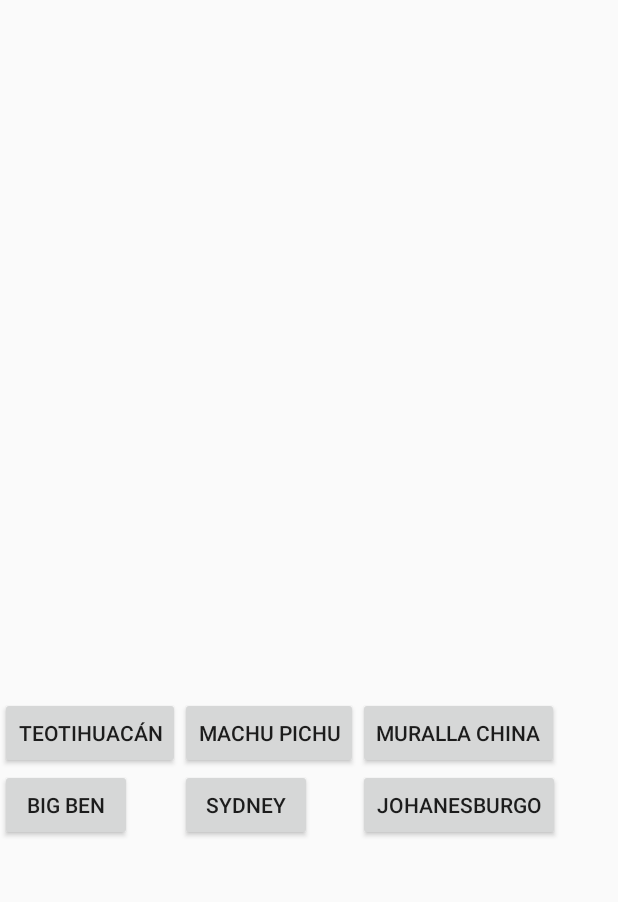
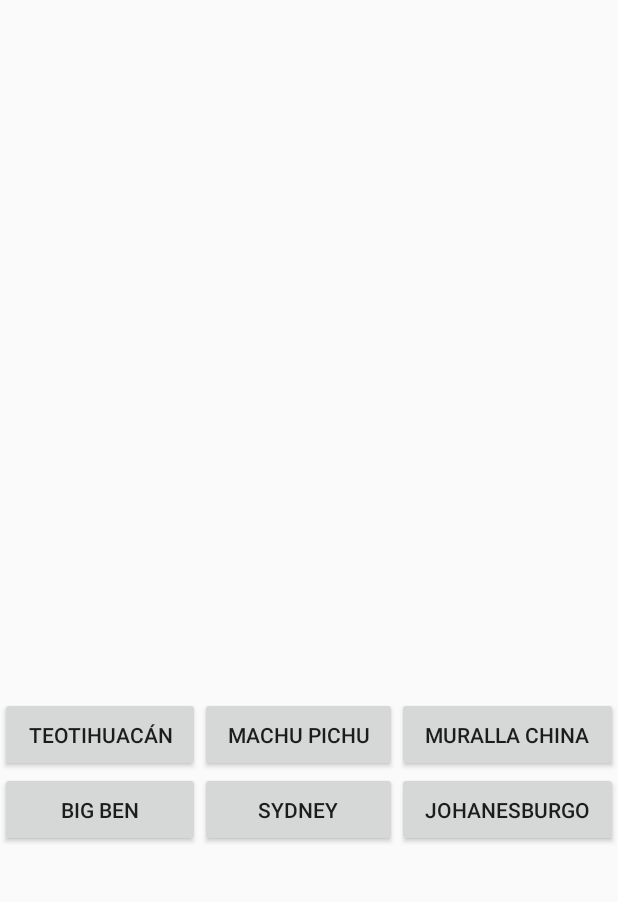
Before and after one commit to jonathanoleaz/Android, an Android app: the screen it shows after launch (MapsActivity), after a tap on "MURALLA CHINA", on a phone screen of 412 x 824 dp, the part 137-1039 px from its top. Run offline under Robolectric (Android 15) with nearby library versions, the light colour scheme and no system bars; 2 statements that could not run were skipped.

```diff
--- a/Curso/Bitmaps/Bitmaps/Mapas/app/src/main/java/com/example/mapas/MapsActivity.java
+++ b/Curso/Bitmaps/Bitmaps/Mapas/app/src/main/java/com/example/mapas/MapsActivity.java
@@ -22,9 +22,12 @@ public class MapsActivity extends AppCompatActivity
 
     private GoogleMap mMap;
 
-    private Button btnMarcador;
-    private Button btnLineas;
-    private Button btnPoligono;
+    private Button btnTeot;
+    private Button btnMachuPichu;
+    private Button btnMuralla;
+    private Button btnBigBen;
+    private Button btnSydney;
+    private Button btnJohanesburgo;
 
     @Override
     protected void onCreate(Bundle savedInstanceState) {
@@ -36,27 +39,51 @@ public class MapsActivity extends AppCompatActivity
 
         mapFragment.getMapAsync(this);
 
-        btnMarcador = (Button)findViewById(R.id.btnMarcador);
-        btnMarcador.setOnClickListener(new View.OnClickListener() {
+        btnTeot = (Button)findViewById(R.id.btnTeot);
+        btnTeot.setOnClickListener(new View.OnClickListener() {
             @Override
             public void onClick(View v) {
-                insertarMarcador();
+                insertarMarcador(0);
             }
         });
 
-        btnLineas = (Button)findViewById(R.id.btnLineas);
-        btnLineas.setOnClickListener(new View.OnClickListener() {
+        btnMachuPichu = (Button)findViewById(R.id.btnMachu);
+        btnMachuPichu.setOnClickListener(new View.OnClickListener() {
             @Override
             public void onClick(View v) {
-                mostrarLineas();
+                insertarMarcador(1);
             }
         });
 
-        btnPoligono = (Button)findViewById(R.id.btnPoligono);
-        btnPoligono.setOnClickListener(new View.OnClickListener() {
+        btnMuralla = (Button)findViewById(R.id.btnMuralla);
+        btnMuralla.setOnClickListener(new View.OnClickListener() {
             @Override
             public void onClick(View v) {
-                mostrarPoligono();
+                insertarMarcador(2);
+            }
+        });
+
+        btnBigBen = (Button)findViewById(R.id.btnBigBen);
+        btnBigBen.setOnClickListener(new View.OnClickListener() {
+            @Override
+            public void onClick(View v) {
+                insertarMarcador(3);
+            }
+        });
+
+        btnSydney = (Button)findViewById(R.id.btnSydney);
+        btnSydney.setOnClickListener(new View.OnClickListener() {
+            @Override
+            public void onClick(View v) {
+                insertarMarcador(4);
+            }
+        });
+
+        btnJohanesburgo = (Button)findViewById(R.id.btnJohan);
+        btnJohanesburgo.setOnClickListener(new View.OnClickListener() {
+            @Override
+            public void onClick(View v) {
+                insertarMarcador(5);
             }
         });
     }
@@ -67,61 +94,38 @@ public class MapsActivity extends AppCompatActivity
 
         mMap.getUiSettings().setMapToolbarEnabled(false);
 
-        mMap.setOnMarkerClickListener(new GoogleMap.OnMarkerClickListener() {
-            public boolean onMarkerClick(Marker marker) {
-                Toast.makeText(
-                        MapsActivity.this,
-                        "Marcador pulsado:\n" +
-                                marker.getTitle(),
-                        Toast.LENGTH_SHORT).show();
-
-                return true;
-            }
-        });
     }
 
-    private void insertarMarcador() {
+    private void insertarMarcador(int punto) {
         System.out.println("insertando punto");
-        LatLng sydney = new LatLng(19, -99);
+        LatLng sitioTuristico=new LatLng(19, -99);;
+        switch (punto){
+            case 0:
+                sitioTuristico = new LatLng(19, -99);
+                break;
+            case 1:
+                sitioTuristico = new LatLng(-13, -72);
+                break;
+
+            case 2:
+                sitioTuristico = new LatLng(40.431908, 116.570374);
+                break;
+            case 3:
+                sitioTuristico = new LatLng(51.500729, -0.124625);
+                break;
+
+            case 4:
+                sitioTuristico = new LatLng(-33.868820, 151.209290);
+                break;
+            case 5:
+                sitioTuristico = new LatLng(-26.201450, 28.045490);
+                break;
+        }
 
         mMap.addMarker(new MarkerOptions()
-                .position(sydney)
-                .title("Pais: Australia"));
-        mMap.moveCamera(CameraUpdateFactory.newLatLng(sydney));
+                .position(sitioTuristico)
+                .title("Sitio turístico"));
+        mMap.moveCamera(CameraUpdateFactory.newLatLng(sitioTuristico));
 
     }
-
-    private void mostrarLineas()
-    {
-        //Dibujo con Lineas
-
-        PolylineOptions lineas = new PolylineOptions()
-                .add(new LatLng(45.0, -12.0))
-                .add(new LatLng(45.0, 5.0))
-                .add(new LatLng(34.5, 5.0))
-                .add(new LatLng(34.5, -12.0))
-                .add(new LatLng(45.0, -12.0));
-
-        lineas.width(8);
-        lineas.color(Color.RED);
-
-        mMap.addPolyline(lineas);
-    }
-
-    private void mostrarPoligono()
-    {
-        //Dibujo con Poligonos
-
-        PolygonOptions rectangulo = new PolygonOptions()
-                .add(new LatLng(45.0, -12.0),
-                        new LatLng(45.0, 5.0),
-                        new LatLng(34.5, 5.0),
-                        new LatLng(34.5, -12.0),
-                        new LatLng(45.0, -12.0));
-
-        rectangulo.strokeWidth(8);
-        rectangulo.strokeColor(Color.RED);
-
-        mMap.addPolygon(rectangulo);
-    }
 }
--- a/Curso/Bitmaps/Bitmaps/Mapas/app/src/main/res/layout/activity_maps.xml
+++ b/Curso/Bitmaps/Bitmaps/Mapas/app/src/main/res/layout/activity_maps.xml
@@ -2,6 +2,7 @@
 <LinearLayout xmlns:android="http://schemas.android.com/apk/res/android"
     android:layout_width="fill_parent"
     android:layout_height="fill_parent"
+
     android:orientation="vertical" >
 
     <fragment
@@ -10,7 +11,7 @@
         android:layout_width="match_parent"
         android:layout_height="500dp"
 
-        android:layout_below="@id/btnMarcador" />
+        android:layout_below="@id/btnTeot" />
 
     <GridLayout
         android:layout_width="match_parent"
@@ -20,39 +21,51 @@
         android:rowCount="2">
 
         <Button
-            android:id="@+id/btnMarcador"
+            android:id="@+id/btnTeot"
             android:layout_row="0"
             android:layout_column="0"
+            android:layout_rowWeight="1"
+            android:layout_columnWeight="1"
             android:text="Teotihuacán" />
 
         <Button
-            android:id="@+id/btnLineas"
+            android:id="@+id/btnMachu"
             android:layout_row="0"
             android:layout_column="1"
+            android:layout_rowWeight="1"
+            android:layout_columnWeight="1"
             android:text="Machu Pichu" />
 
         <Button
-            android:id="@+id/btnPoligono"
+            android:id="@+id/btnMuralla"
             android:layout_row="0"
             android:layout_column="2"
+            android:layout_rowWeight="1"
+            android:layout_columnWeight="1"
             android:text="Muralla China" />
 
         <Button
-            android:id="@+id/button4"
+            android:id="@+id/btnBigBen"
             android:layout_row="1"
             android:layout_column="0"
+            android:layout_rowWeight="1"
+            android:layout_columnWeight="1"
             android:text="Big Ben" />
 
         <Button
-            android:id="@+id/button5"
+            android:id="@+id/btnSydney"
             android:layout_row="1"
             android:layout_column="1"
+            android:layout_rowWeight="1"
+            android:layout_columnWeight="1"
             android:text="Sydney" />
 
         <Button
-            android:id="@+id/button6"
+            android:id="@+id/btnJohan"
             android:layout_row="1"
             android:layout_column="2"
+            android:layout_rowWeight="1"
+            android:layout_columnWeight="1"
             android:text="Johanesburgo" />
 
     </GridLayout>
```
